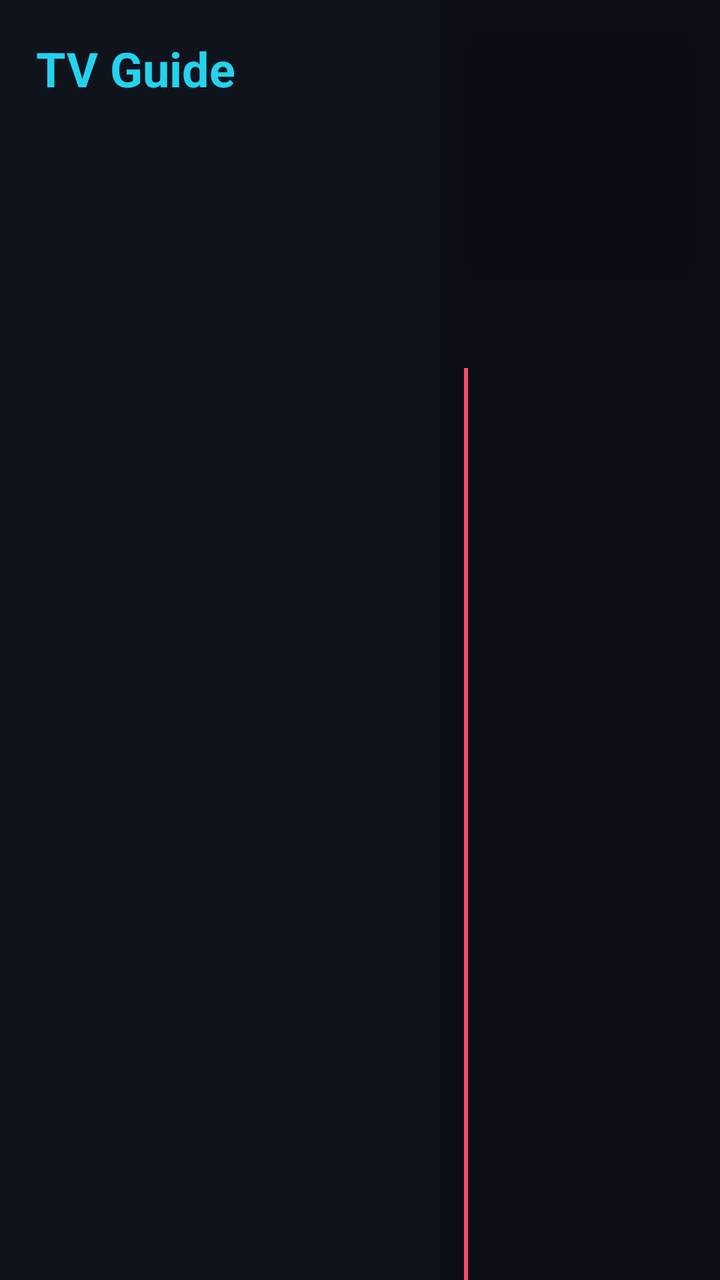
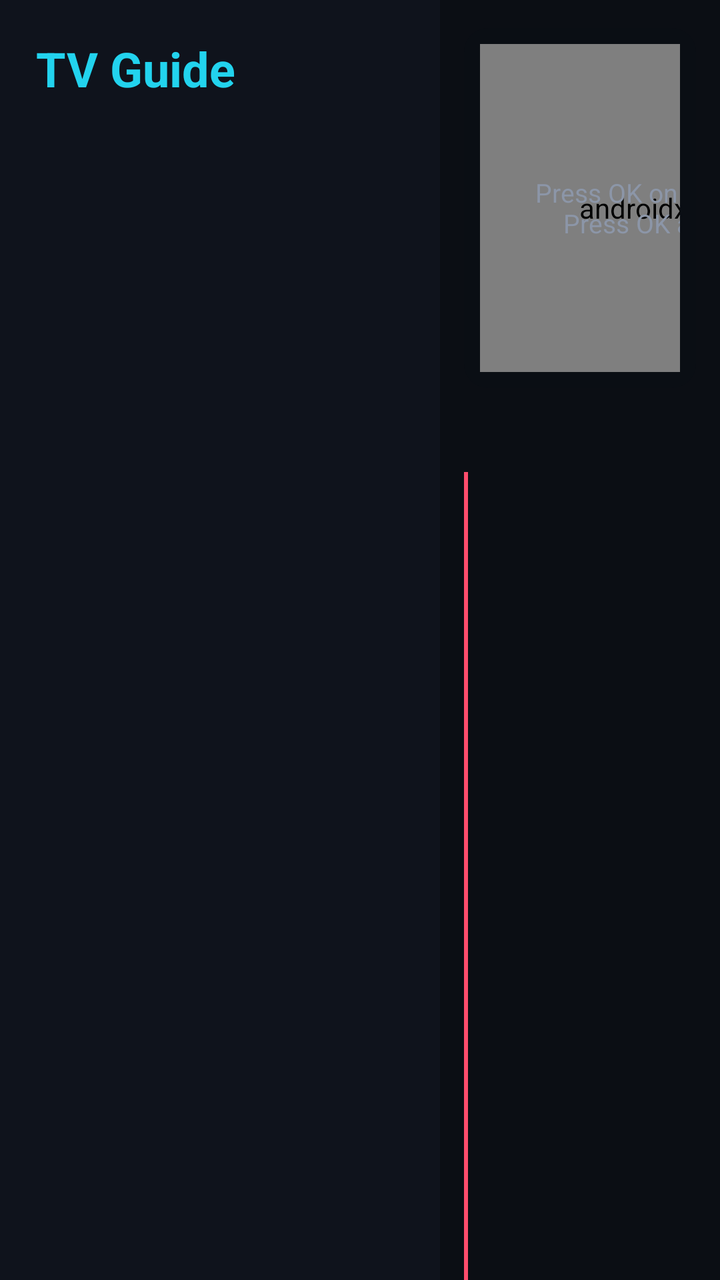

Screens rendered from an Android XML layout before and after an edit, with the pre-edit source and the edit as a unified diff.
<!-- AndroidManifest.xml: application theme AppTheme -->
<!-- res/layout/activity_guide.xml -->
<?xml version="1.0" encoding="utf-8"?>
<LinearLayout xmlns:android="http://schemas.android.com/apk/res/android"
    android:layout_width="match_parent"
    android:layout_height="match_parent"
    android:background="@color/bg"
    android:orientation="horizontal">

    <LinearLayout
        android:layout_width="220dp"
        android:layout_height="match_parent"
        android:background="@color/panel2"
        android:orientation="vertical"
        android:padding="10dp">

        <TextView
            android:layout_width="wrap_content"
            android:layout_height="wrap_content"
            android:layout_margin="8dp"
            android:text="TV Guide"
            android:textColor="@color/accent2"
            android:textSize="24sp"
            android:textStyle="bold" />

        <androidx.recyclerview.widget.RecyclerView
            android:id="@+id/cats"
            android:layout_width="match_parent"
            android:layout_height="match_parent" />
    </LinearLayout>

    <LinearLayout
        android:layout_width="0dp"
        android:layout_height="match_parent"
        android:layout_weight="1"
        android:orientation="vertical"
        android:paddingStart="12dp"
        android:paddingTop="14dp"
        android:paddingEnd="12dp">

        <LinearLayout
            android:layout_width="match_parent"
            android:layout_height="128dp"
            android:background="@drawable/overlay_bg"
            android:orientation="vertical"
            android:padding="14dp">

            <TextView
                android:id="@+id/infoTitle"
                android:layout_width="match_parent"
                android:layout_height="wrap_content"
                android:singleLine="true"
                android:ellipsize="end"
                android:textSize="20sp"
                android:textStyle="bold" />

            <TextView
                android:id="@+id/infoTime"
                android:layout_width="match_parent"
                android:layout_height="wrap_content"
                android:layout_marginTop="2dp"
                android:textColor="@color/accent2"
                android:textSize="14sp" />

            <TextView
                android:id="@+id/infoDesc"
                android:layout_width="match_parent"
                android:layout_height="wrap_content"
                android:layout_marginTop="4dp"
                android:ellipsize="end"
                android:maxLines="3"
                android:textColor="@color/muted"
                android:textSize="14sp" />
        </LinearLayout>

        <FrameLayout
            android:id="@+id/timeHeader"
            android:layout_width="match_parent"
            android:layout_height="34dp"
            android:layout_marginTop="8dp" />

        <FrameLayout
            android:layout_width="match_parent"
            android:layout_height="0dp"
            android:layout_weight="1">

            <androidx.recyclerview.widget.RecyclerView
                android:id="@+id/rows"
                android:layout_width="match_parent"
                android:layout_height="match_parent"
                android:clipToPadding="false"
                android:paddingBottom="20dp" />

            <View
                android:id="@+id/nowLine"
                android:layout_width="2dp"
                android:layout_height="match_parent"
                android:background="#FF4D6D" />

            <TextView
                android:id="@+id/status"
                android:layout_width="match_parent"
                android:layout_height="match_parent"
                android:gravity="center"
                android:textSize="18sp"
                android:visibility="gone" />
        </FrameLayout>
    </LinearLayout>
</LinearLayout>
<!-- resources referenced by this layout -->
<resources>
  <color name="accent2">#22D3EE</color>
  <color name="bg">#0B0E14</color>
  <color name="muted">#8C96A8</color>
  <color name="panel2">#0F131C</color>
  <!-- drawable overlay_bg (drawable) -->
  <?xml version="1.0" encoding="utf-8"?>
  <shape xmlns:android="http://schemas.android.com/apk/res/android">
      <solid android:color="#CC0B0E14" /><corners android:radius="12dp" />
  </shape>
  <style name="AppTheme" parent="Theme.AppCompat.NoActionBar">
          <item name="android:windowBackground">@color/bg</item>
          <item name="colorPrimary">@color/accent</item>
          <item name="colorPrimaryDark">@color/bg</item>
          <item name="colorAccent">@color/accent</item>
          <item name="android:textColor">@color/text</item>
          <item name="android:textColorHint">@color/muted</item>
      </style>
  <color name="accent">#2F80FF</color>
  <color name="text">#F2F5FA</color>
</resources>

<!-- the commit's change to res/layout/activity_guide.xml (unified diff, before → after) -->
@@ -1,5 +1,6 @@
 <?xml version="1.0" encoding="utf-8"?>
 <LinearLayout xmlns:android="http://schemas.android.com/apk/res/android"
+    xmlns:app="http://schemas.android.com/apk/res-auto"
     android:layout_width="match_parent"
     android:layout_height="match_parent"
     android:background="@color/bg"
@@ -38,10 +39,43 @@
 
         <LinearLayout
             android:layout_width="match_parent"
-            android:layout_height="128dp"
+            android:layout_height="180dp"
             android:background="@drawable/overlay_bg"
-            android:orientation="vertical"
-            android:padding="14dp">
+            android:orientation="horizontal"
+            android:padding="8dp">
+
+            <FrameLayout
+                android:layout_width="291dp"
+                android:layout_height="164dp"
+                android:background="#000000">
+
+                <androidx.media3.ui.PlayerView
+                    android:id="@+id/preview"
+                    android:layout_width="match_parent"
+                    android:layout_height="match_parent"
+                    android:focusable="false"
+                    app:use_controller="false"
+                    app:show_buffering="always"
+                    app:resize_mode="fit" />
+
+                <TextView
+                    android:id="@+id/previewHint"
+                    android:layout_width="match_parent"
+                    android:layout_height="match_parent"
+                    android:gravity="center"
+                    android:padding="10dp"
+                    android:text="Press OK on a channel to preview it here.\nPress OK again to watch full screen."
+                    android:textColor="@color/muted"
+                    android:textSize="13sp" />
+            </FrameLayout>
+
+            <LinearLayout
+                android:layout_width="0dp"
+                android:layout_height="match_parent"
+                android:layout_weight="1"
+                android:layout_marginStart="14dp"
+                android:orientation="vertical"
+                android:paddingTop="4dp">
 
             <TextView
                 android:id="@+id/infoTitle"
@@ -66,9 +100,19 @@
                 android:layout_height="wrap_content"
                 android:layout_marginTop="4dp"
                 android:ellipsize="end"
-                android:maxLines="3"
+                android:maxLines="4"
                 android:textColor="@color/muted"
                 android:textSize="14sp" />
+
+            <TextView
+                android:layout_width="match_parent"
+                android:layout_height="0dp"
+                android:layout_weight="1"
+                android:gravity="bottom"
+                android:text="OK = preview  ·  OK again = full screen  ·  Hold OK = favorite / hide channel"
+                android:textColor="@color/muted"
+                android:textSize="12sp" />
+            </LinearLayout>
         </LinearLayout>
 
         <FrameLayout
